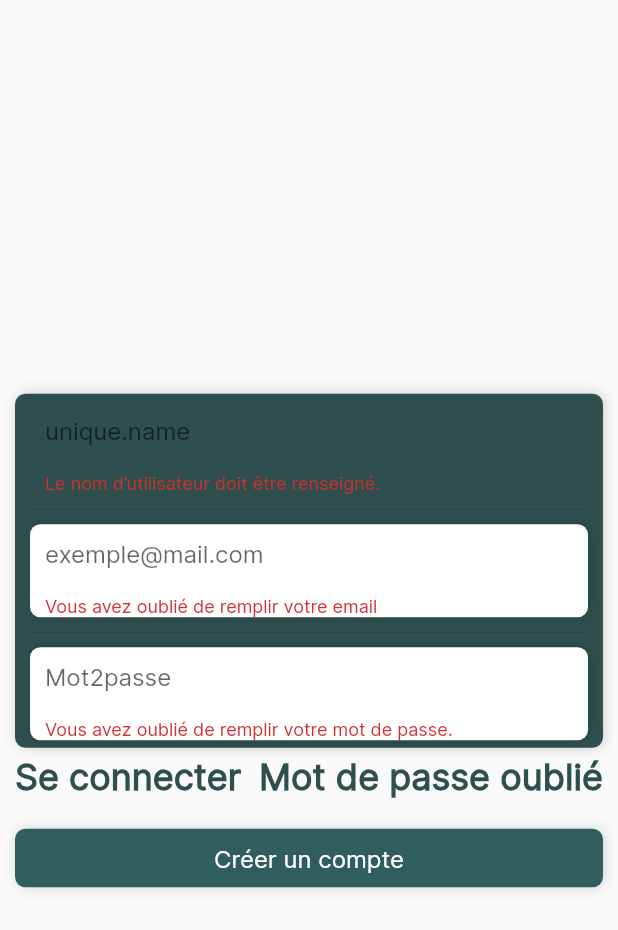
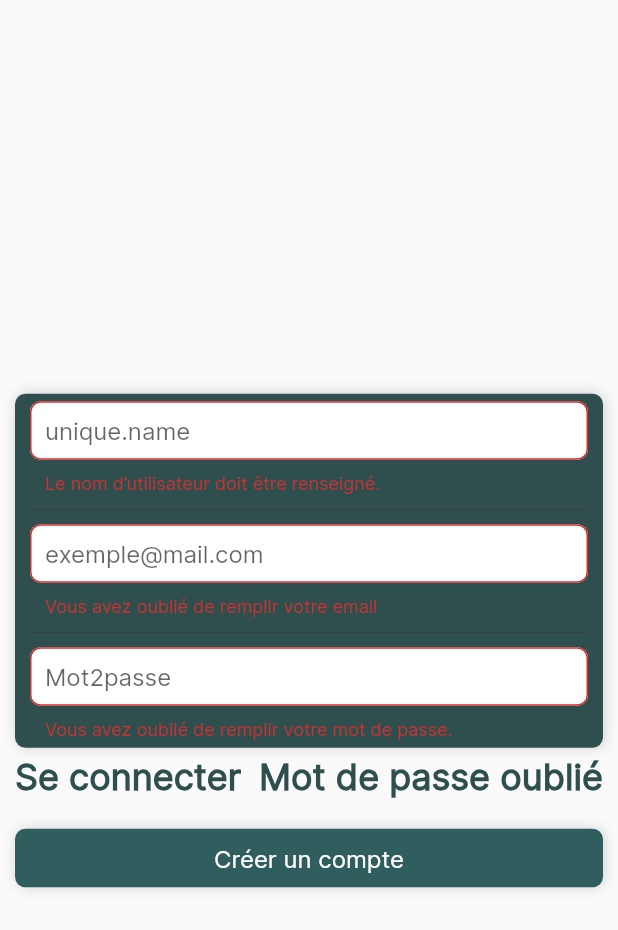
Before and after one commit to justin20100/sloth, a Flutter app: the RegisterForm screen opened by its route, after a tap on "Créer un compte", on a phone screen of 412 x 824 dp. Shown: the top 930 px of the screen. Run offline on Flutter 3.47's test engine with Material 2 defaults, Android fonts, the phone set to English and light mode, and no system bars; our stand-ins replace email_validator, firebase_auth, firebase_core; accounts and stored records are empty; generated files the repository leaves out were written again.

Commit message:
updating input style border before adding boxshadow

```diff
--- a/lib/partials/forms/email_input.dart
+++ b/lib/partials/forms/email_input.dart
@@ -6,24 +6,22 @@ import 'package:sloth/styles/constants.dart';
 @immutable
 class EmailInput extends StatelessWidget {
   final ValueChanged<String>? onChanged;
+
   const EmailInput({this.onChanged, Key? key}) : super(key: key);
 
   @override
   Widget build(BuildContext context) {
-    return Container(
-      decoration: kBoxDecoration,
-      child: TextInput(
+    return TextInput(
       hintText: 'exemple@mail.com',
       keyboardType: TextInputType.emailAddress,
       validator: (value) {
         if (value == null || value.isEmpty) {
           return 'Vous avez oublié de remplir votre email';
         } else if (!EmailValidator.validate(value)) {
-            return "L'adresse mail doit ètre valide";
+          return "L'adresse mail doit ètre validé";
         }
       },
       onChanged: onChanged,
-      ),
     );
   }
 }
--- a/lib/partials/forms/password_input.dart
+++ b/lib/partials/forms/password_input.dart
@@ -11,9 +11,7 @@ class PasswordInput extends StatelessWidget {
 
   @override
   Widget build(BuildContext context) {
-    return Container(
-      decoration: kBoxDecoration,
-      child: TextInput(
+      return TextInput(
         hintText: "Mot2passe",
         keyboardType: TextInputType.visiblePassword,
         validator: (value) {
@@ -25,7 +23,6 @@ class PasswordInput extends StatelessWidget {
         },
         obscureText: true,
         onChanged: onChanged,
-      ),
-    );
+      );
   }
 }
--- a/lib/partials/forms/text_input.dart
+++ b/lib/partials/forms/text_input.dart
@@ -4,8 +4,7 @@ import '../../styles/constants.dart';
 
 @immutable
 class TextInput extends StatelessWidget {
-  const TextInput(
-      {
+  const TextInput({
     this.hintText = "",
     this.keyboardType = TextInputType.text,
     required this.validator,
@@ -38,8 +37,15 @@ class TextInput extends StatelessWidget {
           contentPadding: EdgeInsets.all(kSmallVerticalSpacer),
           hintText: hintText,
           isDense: true,
-        border: InputBorder.none,
+          border: OutlineInputBorder(
+            borderSide: const BorderSide(
+              color: kColorGreen,
             ),
-    );
+            borderRadius: BorderRadius.circular(7),
+          ),
+          errorStyle: TextStyle(),
+      fillColor: kColorWhite,
+      filled: true,
+    ),);
   }
 }
```
Lines whose indentation alone changed are shown as unchanged.
